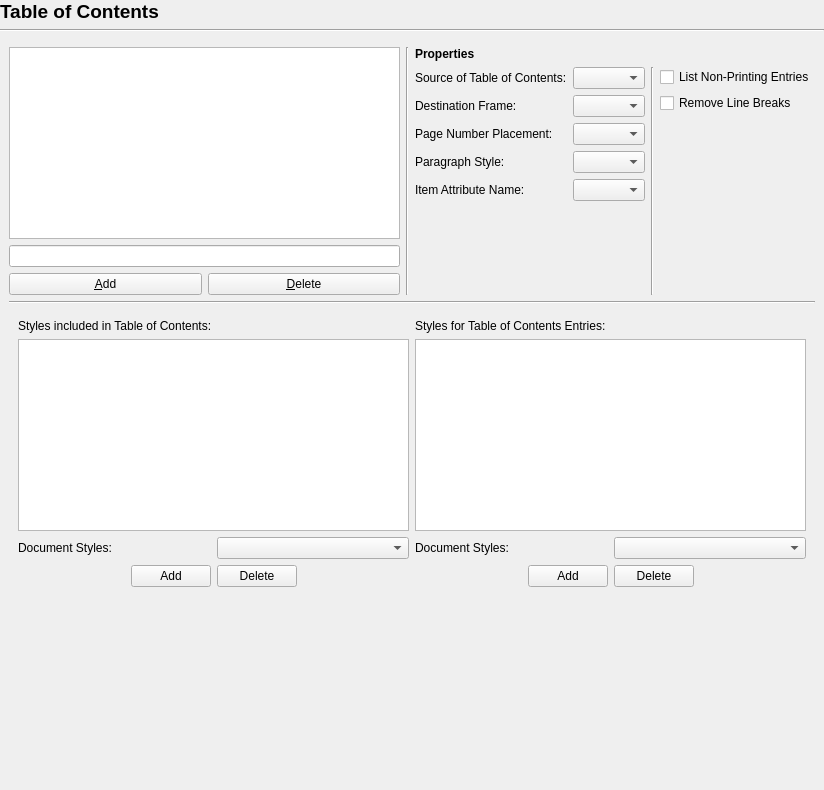
Above: scribus/ui/prefs_tableofcontentsbase.ui from scribusproject/scribus before the change. Below: the same form after it.
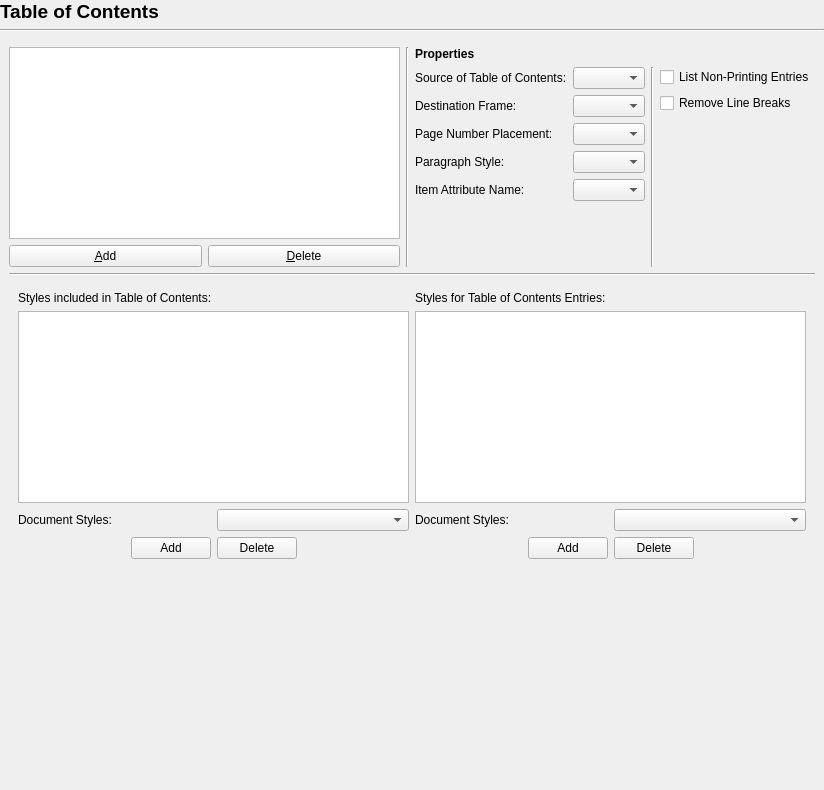
That is the form after the change.

Commit message: Remove TOC name line edit, enable editing of name in listbox. Fix delete button for style activation

```diff
--- a/scribus/ui/prefs_tableofcontentsbase.ui
+++ b/scribus/ui/prefs_tableofcontentsbase.ui
@@ -72,9 +72,6 @@
            <item>
             <widget class="QListWidget" name="tocListBox"/>
            </item>
-           <item>
-            <widget class="QLineEdit" name="tocNameLineEdit"/>
-           </item>
            <item>
             <layout class="QHBoxLayout" name="_2">
              <item>
```
The commit also changes 3 other files.
